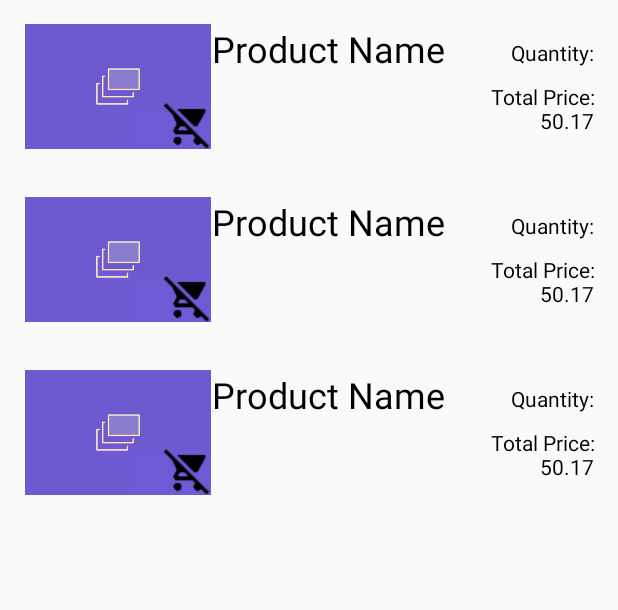
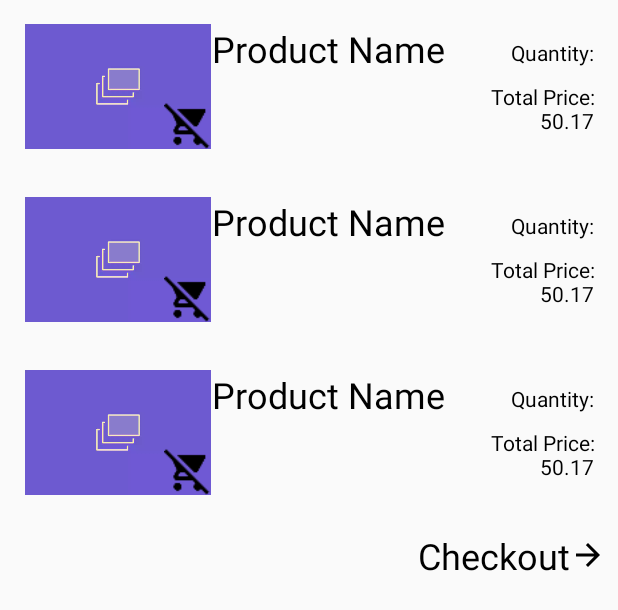
Before and after one commit to kwindischman/roadrunner-grocery, an Android app: the layout activity_cart.xml on its own in the app's theme, with its tools: preview values and no code run, on a phone screen of 412 x 824 dp. Shown: the top 610 px of the screen. Run offline under Robolectric (Android 15) with nearby library versions, the phone set to English and light mode, and no system bars.

Commit message:
Add Checkout button in CartActivity

```diff
--- a/app/src/main/java/com/cs3773/roadrunnergrocery/Activities/CartActivity.java
+++ b/app/src/main/java/com/cs3773/roadrunnergrocery/Activities/CartActivity.java
@@ -1,6 +1,8 @@
 package com.cs3773.roadrunnergrocery.Activities;
 
+import android.content.Intent;
 import android.os.Bundle;
+import android.widget.Toast;
 
 import com.cs3773.roadrunnergrocery.Adapters.CartAdapter;
 import com.cs3773.roadrunnergrocery.Models.ProductPair;
@@ -25,6 +27,24 @@ public class CartActivity extends AppCompatActivity {
         super.onCreate(savedInstanceState);
         setContentView(R.layout.activity_cart);
 
+        setupRecyclerView();
+        setupCheckoutButton();
+
+    }
+
+    //Other methods here
+    private void setupCheckoutButton() {
+        findViewById(R.id.checkout_layout).setOnClickListener(v -> {
+            if (mProducts.size() > 0) {
+                Intent intent = new Intent(this, CheckoutActivity.class);
+                startActivity(intent);
+            } else {
+                Toast.makeText(this, "Your cart is empty!", Toast.LENGTH_SHORT).show();
+            }
+        });
+    }
+
+    private void setupRecyclerView() {
         RecyclerView recyclerView = findViewById(R.id.cart_recycler);
 
         // TODO: Get list of customers ProductPairs in their cart
@@ -36,7 +56,4 @@ public class CartActivity extends AppCompatActivity {
         recyclerView.setAdapter(cartAdapter);
         recyclerView.setLayoutManager(new LinearLayoutManager(this));
     }
-
-    //Other methods here
-
 }
--- a/app/src/main/res/layout/activity_cart.xml
+++ b/app/src/main/res/layout/activity_cart.xml
@@ -1,6 +1,11 @@
 <?xml version="1.0" encoding="utf-8"?>
-<LinearLayout xmlns:android="http://schemas.android.com/apk/res/android"
+<androidx.core.widget.NestedScrollView xmlns:android="http://schemas.android.com/apk/res/android"
+    xmlns:app="http://schemas.android.com/apk/res-auto"
     xmlns:tools="http://schemas.android.com/tools"
+    android:layout_width="match_parent"
+    android:layout_height="match_parent">
+
+    <androidx.constraintlayout.widget.ConstraintLayout
         android:layout_width="match_parent"
         android:layout_height="match_parent"
         android:orientation="vertical">
@@ -9,5 +14,36 @@
             android:id="@+id/cart_recycler"
             android:layout_width="match_parent"
             android:layout_height="wrap_content"
+            app:layout_constraintEnd_toEndOf="parent"
+            app:layout_constraintStart_toStartOf="parent"
+            app:layout_constraintTop_toTopOf="parent"
             tools:listitem="@layout/item_cart" />
+
+        <LinearLayout
+            android:id="@+id/checkout_layout"
+            android:layout_width="wrap_content"
+            android:layout_height="wrap_content"
+            android:padding="8dp"
+            app:layout_constraintBottom_toBottomOf="parent"
+            app:layout_constraintEnd_toEndOf="parent"
+            app:layout_constraintHorizontal_bias="1.0"
+            app:layout_constraintStart_toStartOf="parent"
+            app:layout_constraintTop_toBottomOf="@id/cart_recycler"
+            app:layout_constraintVertical_bias="1.0">
+
+            <TextView
+                android:layout_width="wrap_content"
+                android:layout_height="wrap_content"
+                android:text="@string/checkout"
+                android:textColor="@color/black"
+                android:textSize="24sp" />
+
+            <ImageView
+                android:layout_width="wrap_content"
+                android:layout_height="wrap_content"
+                android:layout_gravity="center"
+                android:src="@drawable/ic_arrow_forward_black_24dp" />
         </LinearLayout>
+    </androidx.constraintlayout.widget.ConstraintLayout>
+
+</androidx.core.widget.NestedScrollView>
--- a/app/src/main/res/values/strings.xml
+++ b/app/src/main/res/values/strings.xml
@@ -8,4 +8,5 @@
     <string name="meat">Meat</string>
     <string name="produce">Produce</string>
     <string name="see_more">See More</string>
+    <string name="checkout">Checkout</string>
 </resources>
```
Also changed, not shown: app/src/main/res/drawable-hdpi/ic_arrow_forward_black_24dp.png (added), app/src/main/res/drawable-mdpi/ic_arrow_forward_black_24dp.png (added), app/src/main/res/drawable-xhdpi/ic_arrow_forward_black_24dp.png (added), app/src/main/res/drawable-xxhdpi/ic_arrow_forward_black_24dp.png (added), app/src/main/res/drawable-xxxhdpi/ic_arrow_forward_black_24dp.png (added). Lines whose indentation alone changed are shown as unchanged.
